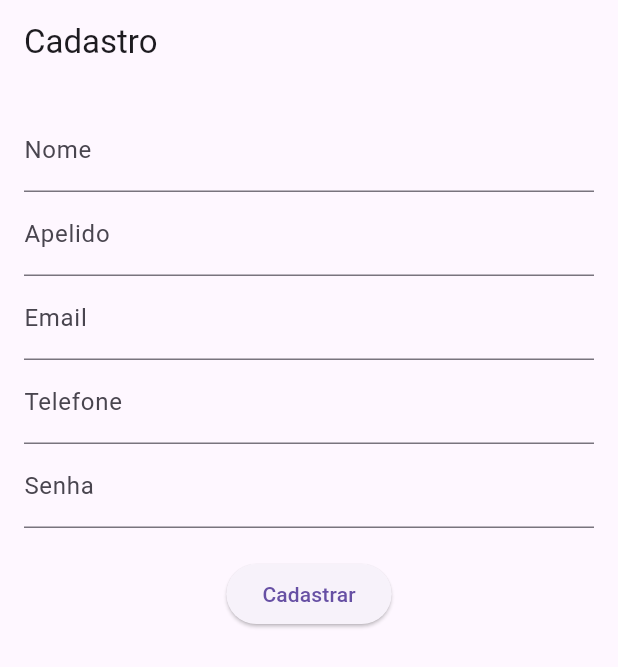
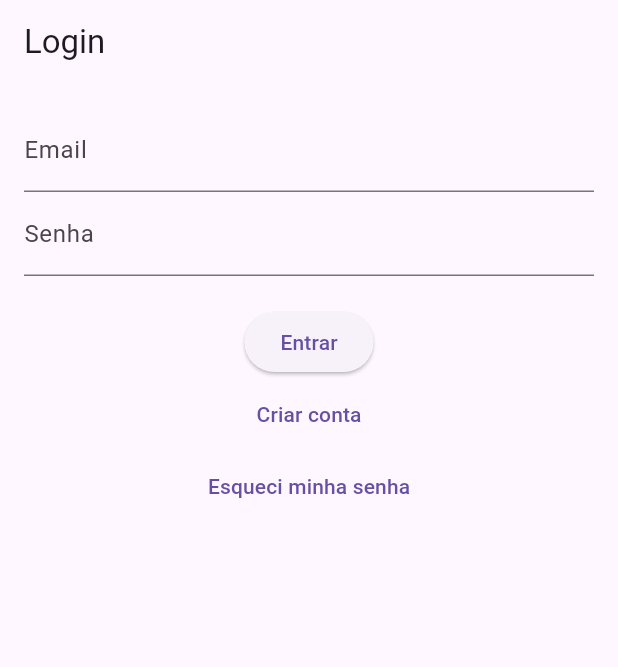
Before and after one commit to Tigrao75/futgenda, a Flutter app: the screen it shows after launch, on a phone screen of 412 x 824 dp. Shown: the top 667 px of the screen. Run offline on Flutter 3.47's test engine with Material 3 defaults, Android fonts, the phone set to English and light mode, and no system bars; our stand-ins replace cloud_firestore, firebase_auth, firebase_core; accounts and stored records are empty.

Commit message:
feat: implement authentication flow with login, session persistence and password reset

```diff
--- /dev/null
+++ b/lib/features/auth/auth_check.dart
@@ -0,0 +1,19 @@
+import 'package:flutter/material.dart';
+import 'package:firebase_auth/firebase_auth.dart';
+import '../groups/group_list_page.dart';
+import 'login_page.dart';
+
+class AuthCheck extends StatelessWidget {
+  const AuthCheck({super.key});
+
+  @override
+  Widget build(BuildContext context) {
+    final user = FirebaseAuth.instance.currentUser;
+
+    if (user != null) {
+      return const GroupListPage();
+    } else {
+      return const LoginPage();
+    }
+  }
+}
--- /dev/null
+++ b/lib/features/auth/login_page.dart
@@ -0,0 +1,150 @@
+import 'package:flutter/material.dart';
+import 'package:firebase_auth/firebase_auth.dart';
+import '../../services/auth_service.dart';
+
+class LoginPage extends StatefulWidget {
+  const LoginPage({super.key});
+
+  @override
+  State<LoginPage> createState() => _LoginPageState();
+}
+
+class _LoginPageState extends State<LoginPage> {
+  final AuthService _authService = AuthService();
+
+  final TextEditingController emailController = TextEditingController();
+  final TextEditingController passwordController = TextEditingController();
+
+  bool isLoading = false;
+
+  Future<void> login() async {
+    final email = emailController.text.trim();
+    final password = passwordController.text.trim();
+
+    if (email.isEmpty || password.isEmpty) {
+      ScaffoldMessenger.of(context).showSnackBar(
+        const SnackBar(content: Text('Informe email e senha')),
+      );
+      return;
+    }
+
+    setState(() => isLoading = true);
+
+    try {
+      final user = await _authService.login(email, password);
+
+      if (!mounted) return;
+
+      if (user == null) {
+        ScaffoldMessenger.of(context).showSnackBar(
+          const SnackBar(content: Text('Erro ao fazer login')),
+        );
+        return;
+      }
+
+      Navigator.pushReplacementNamed(context, '/home');
+
+    } catch (e) {
+      String message = 'Erro ao fazer login';
+
+      if (e is FirebaseAuthException) {
+        switch (e.code) {
+          case 'user-not-found':
+            message = 'Usuário não encontrado';
+            break;
+          case 'wrong-password':
+            message = 'Senha incorreta';
+            break;
+          case 'invalid-email':
+            message = 'Email inválido';
+            break;
+          case 'user-disabled':
+            message = 'Usuário desativado';
+            break;
+          default:
+            message = 'Erro de autenticação';
+        }
+      }
+
+      ScaffoldMessenger.of(context).showSnackBar(
+        SnackBar(content: Text(message)),
+      );
+
+    } finally {
+      if (mounted) {
+        setState(() => isLoading = false);
+      }
+    }
+  }
+
+  Future<void> resetPassword() async {
+    final email = emailController.text.trim();
+
+    if (email.isEmpty) {
+      ScaffoldMessenger.of(context).showSnackBar(
+        const SnackBar(content: Text('Informe seu email')),
+      );
+      return;
+    }
+
+    try {
+  print('TENTANDO RESET PARA: $email');
+
+  await _authService.resetPassword(email);
+
+  print('RESET CHAMADO COM SUCESSO');
+
+  if (!mounted) return;
+
+  ScaffoldMessenger.of(context).showSnackBar(
+    const SnackBar(content: Text('Se o email existir, você receberá instruções. Verifique também o spam.')),
+  );
+} catch (e) {
+  print('ERRO RESET: $e');
+
+  ScaffoldMessenger.of(context).showSnackBar(
+    const SnackBar(content: Text('Erro ao enviar email')),
+  );
+}
+  }
+
+  @override
+  Widget build(BuildContext context) {
+    return Scaffold(
+      appBar: AppBar(title: const Text('Login')),
+      body: Padding(
+        padding: const EdgeInsets.all(16),
+        child: Column(
+          children: [
+            TextField(
+              controller: emailController,
+              decoration: const InputDecoration(labelText: 'Email'),
+            ),
+            TextField(
+              controller: passwordController,
+              obscureText: true,
+              decoration: const InputDecoration(labelText: 'Senha'),
+            ),
+            const SizedBox(height: 20),
+            ElevatedButton(
+              onPressed: isLoading ? null : login,
+              child: isLoading
+                  ? const CircularProgressIndicator(color: Colors.white)
+                  : const Text('Entrar'),
+            ),
+            TextButton(
+              onPressed: () {
+                Navigator.pushNamed(context, '/register');
+              },
+              child: const Text('Criar conta'),
+            ),
+            TextButton(
+              onPressed: resetPassword,
+              child: const Text('Esqueci minha senha'),
+            ),
+          ],
+        ),
+      ),
+    );
+  }
+}
--- a/lib/features/groups/group_list_page.dart
+++ b/lib/features/groups/group_list_page.dart
@@ -2,8 +2,10 @@ import 'package:flutter/material.dart';
 import '../../services/group_service.dart';
 import '../../models/group_model.dart';
 import 'group_detail_page.dart';
+import '../../services/auth_service.dart';
 
 final GroupService _groupService = GroupService();
+final AuthService _authService = AuthService();
 
 class GroupListPage extends StatelessWidget {
   const GroupListPage({super.key});
@@ -13,6 +15,18 @@ class GroupListPage extends StatelessWidget {
     return Scaffold(
       appBar: AppBar(
         title: const Text('Futgenda'),
+        actions: [
+          IconButton(
+          icon: const Icon(Icons.logout),
+          onPressed: () async {
+            await _authService.logout();
+
+            if (!context.mounted) return;
+
+      Navigator.pushReplacementNamed(context, '/login');
+        },
+          ),
+        ],
       ),
       body: StreamBuilder<List<Group>>(
       stream: _groupService.getGroups(),
@@ -51,6 +65,7 @@ class GroupListPage extends StatelessWidget {
       },
       ),
 
+
   floatingActionButton: FloatingActionButton(
         onPressed: () {
           Navigator.pushNamed(context, '/create-group');
--- a/lib/main.dart
+++ b/lib/main.dart
@@ -3,6 +3,8 @@ import 'features/groups/group_list_page.dart';
 import 'features/groups/create_group_page.dart';
 import 'features/auth/register_page.dart';
 import 'package:firebase_core/firebase_core.dart';
+import 'features/auth/login_page.dart';
+import 'features/auth/auth_check.dart';
 
 void main() async {
   WidgetsFlutterBinding.ensureInitialized();
@@ -20,14 +22,15 @@ class MyApp extends StatelessWidget {
       debugShowCheckedModeBanner: false,
       theme: ThemeData(primarySwatch: Colors.blue),
 
-      // 🔥 COMEÇA PELO CADASTRO (temporário)
-      initialRoute: '/register',
+      // 🔥 NOVO: controla login automático
+      home: const AuthCheck(),
 
       routes: {
+        '/login': (context) => const LoginPage(),
         '/register': (context) => const RegisterPage(),
         '/home': (context) => const GroupListPage(),
         '/create-group': (context) => const CreateGroupPage(),
-      },
+  },
     );
   }
 }
--- a/lib/services/auth_service.dart
+++ b/lib/services/auth_service.dart
@@ -4,6 +4,10 @@ class AuthService {
   final FirebaseAuth _auth = FirebaseAuth.instance;
 
   User? get currentUser => _auth.currentUser;
+
+  Future<void> resetPassword(String email) async {
+  await _auth.sendPasswordResetEmail(email: email);
+}
 
   Future<User?> register(String email, String password) async {
     final cred = await _auth.createUserWithEmailAndPassword(
```
